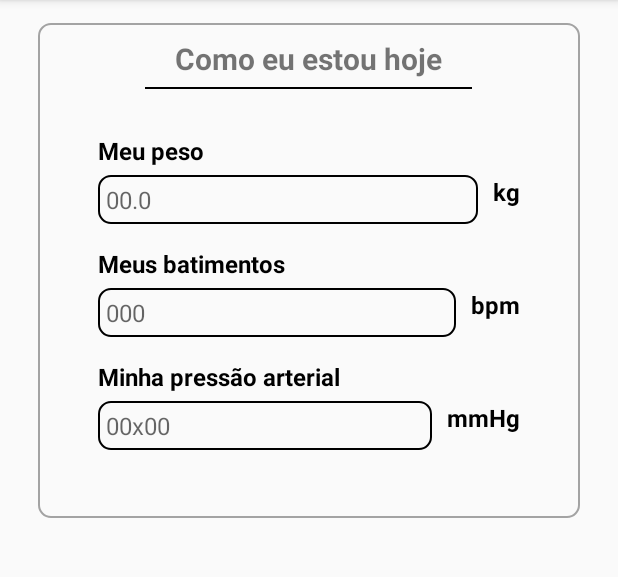
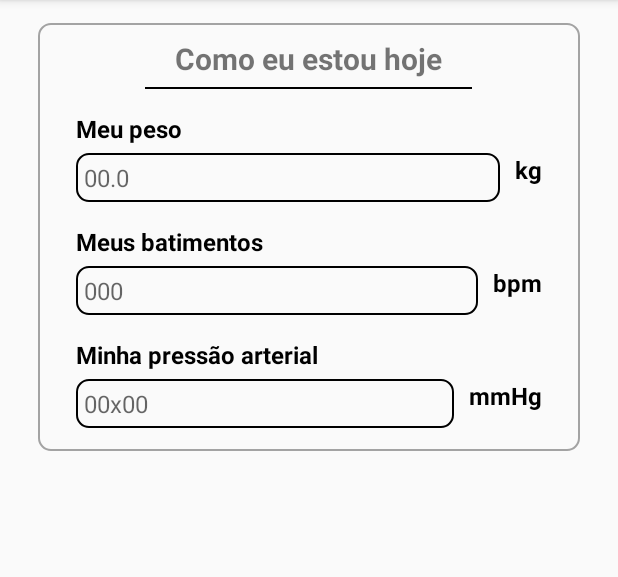
Before and after one commit to GCAS-UFF/CARD.IO, an Android app: the PesagemActivity screen opened directly, with no data from a screen before it, on a phone screen of 412 x 824 dp, the part 84-661 px from its top. Run offline under Robolectric (Android 15) with nearby library versions, the phone set to English and light mode, and no system bars.

Commit message:
Com espacos iguais na tela de pesagem

```diff
--- a/app/src/main/res/layout/activity_pesagem.xml
+++ b/app/src/main/res/layout/activity_pesagem.xml
@@ -25,8 +25,9 @@
             android:id="@+id/rec_view"
             android:layout_width="match_parent"
             android:layout_height="wrap_content"
-            android:layout_margin="20dp"
-            android:padding="10dp"/>
+            android:layout_marginLeft="15dp"
+            android:layout_marginRight="15dp"
+            android:layout_marginTop="15dp"/>
 
     </LinearLayout>
 
```
